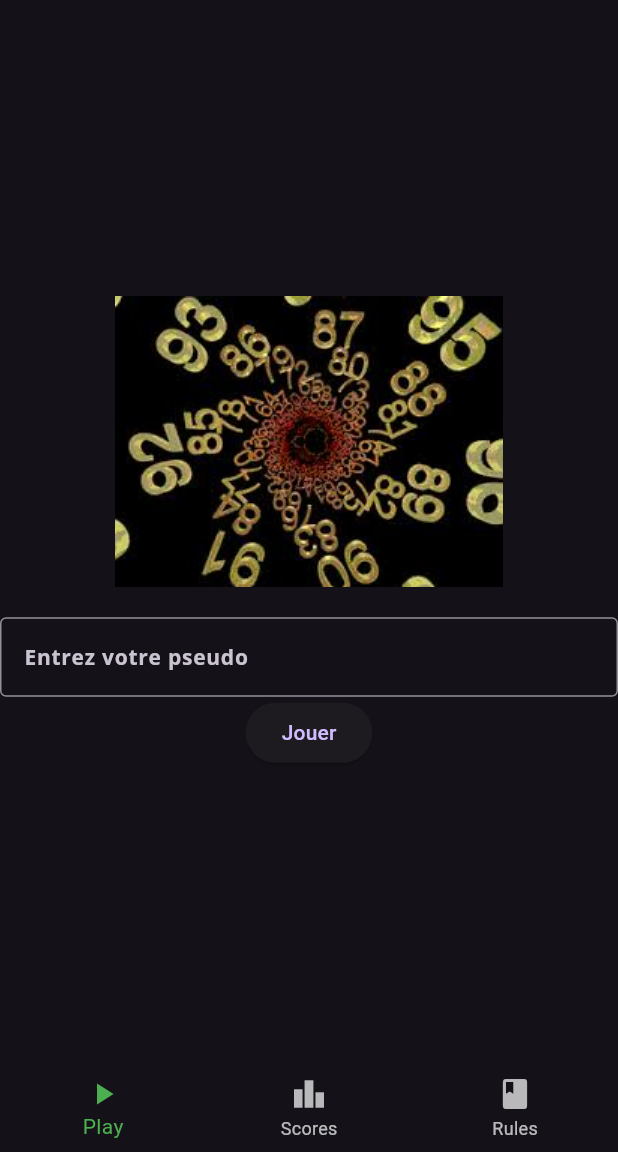
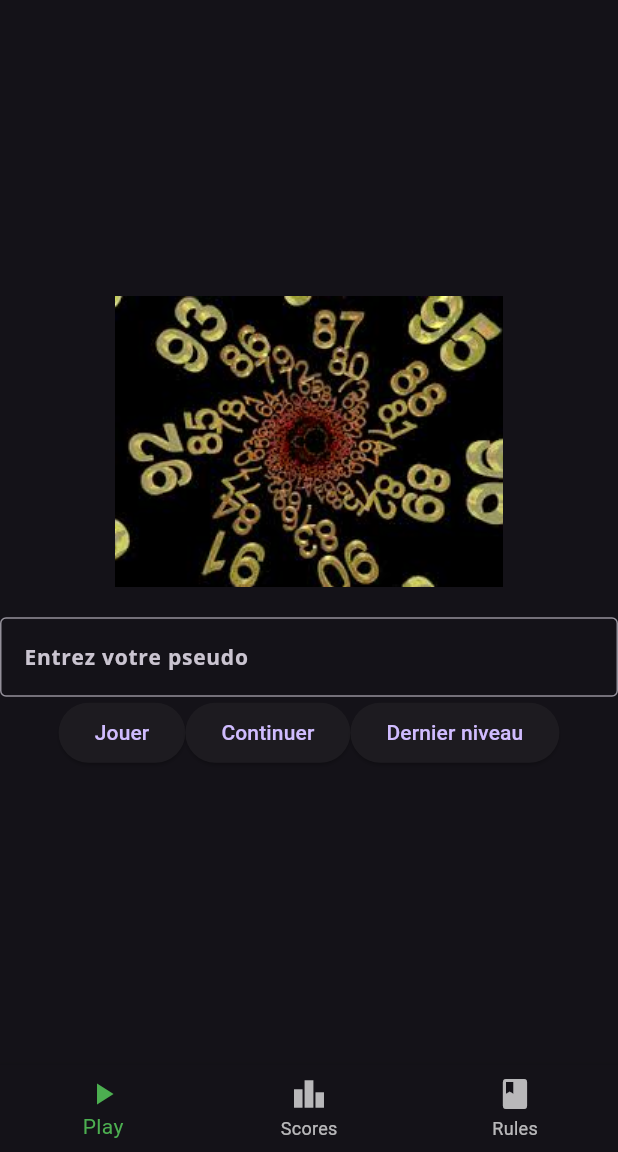
Before and after one commit to Juliette0070/jeu, a Flutter app: the screen it shows after launch, on a phone screen of 412 x 824 dp, the part 84-1236 px from its top. Run offline on Flutter 3.47's test engine with Material 3 defaults, Android fonts, the light colour scheme and no system bars; our stand-ins replace google_fonts.

Commit message:
ajout des boutons et placeholder du code

```diff
--- a/lib/pages/play.dart
+++ b/lib/pages/play.dart
@@ -36,6 +36,26 @@ class PlayState extends State<Play> {
           pseudoController: _pseudoController,
           onPlayPressed: () {
             setState(() {
+              widget.nm.initNiveau(1);
+              widget.nm.enregistrerScore();
+              widget.nm.pseudo = _pseudoController.text.isNotEmpty
+                  ? _pseudoController.text
+                  : 'Anonyme';
+              isGameScreenVisible = true;
+            });
+          },
+          onContinuerPressed: () {
+            setState(() {
+              widget.nm.pseudo = _pseudoController.text.isNotEmpty
+                  ? _pseudoController.text
+                  : 'Anonyme';
+              isGameScreenVisible = true;
+            });
+          },
+          onDernierPressed: () {
+            setState(() {
+              widget.nm.initNiveau(widget.nm.niveau);
+              widget.nm.enregistrerScore();
               widget.nm.pseudo = _pseudoController.text.isNotEmpty
                   ? _pseudoController.text
                   : 'Anonyme';
@@ -49,9 +69,12 @@ class PlayState extends State<Play> {
 class WidgetLancerJeu extends StatelessWidget {
   final TextEditingController pseudoController;
   final VoidCallback onPlayPressed;
+  final VoidCallback onContinuerPressed;
+  final VoidCallback onDernierPressed;
 
-  const WidgetLancerJeu({Key? key, required this.pseudoController, required this.onPlayPressed})
-      : super(key: key);
+  const WidgetLancerJeu({Key? key, required this.pseudoController,
+    required this.onPlayPressed, required this.onContinuerPressed,
+    required this.onDernierPressed}) : super(key: key);
 
   @override
   Widget build(BuildContext context) {
@@ -72,9 +95,22 @@ class WidgetLancerJeu extends StatelessWidget {
                       labelText: 'Entrez votre pseudo',
                     ),
                   ),
-                  ElevatedButton(
-                    onPressed: onPlayPressed,
-                    child: const Text('Jouer'),
+                  Row(
+                    mainAxisAlignment: MainAxisAlignment.center,
+                    children: <Widget>[
+                      ElevatedButton(
+                        onPressed: onPlayPressed,
+                        child: const Text('Jouer'),
+                      ),
+                      ElevatedButton(
+                        onPressed: onContinuerPressed,
+                        child: const Text('Continuer'),
+                      ),
+                      ElevatedButton(
+                        onPressed: onDernierPressed,
+                        child: const Text('Dernier niveau'),
+                      ),
+                    ],
                   ),
                 ],
               ),
```
